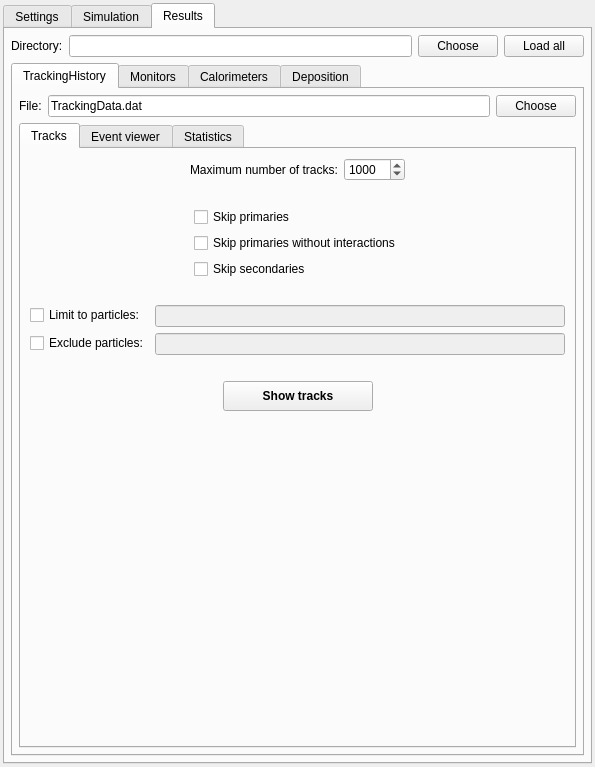
Above: ants3bundle/src/ants3/gui/particleSim/aparticlesimwin.ui from andrmor/ANTS3bundle before the change. Below: the same form after it.
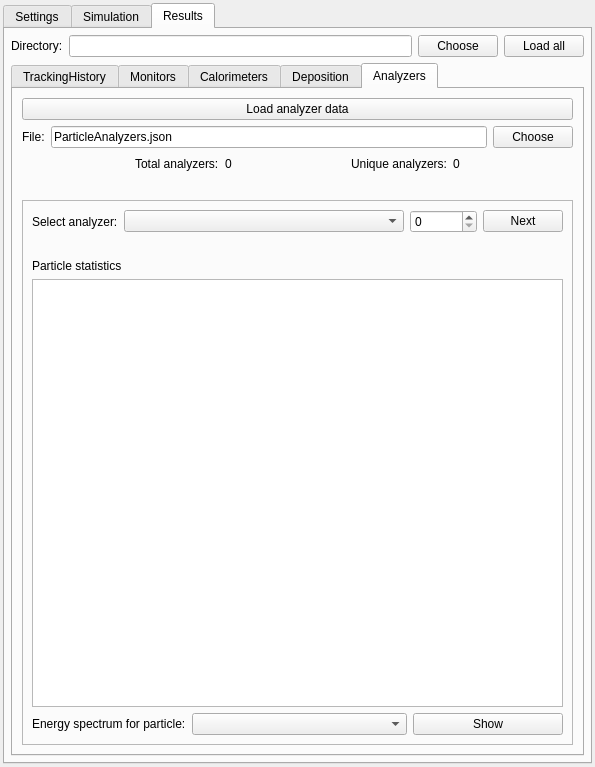
That is the form after the change. The open tabs and pages were chosen to show the change. Icons and pictures are not drawn.

The edit to the form file:
```diff
--- a/ants3bundle/src/ants3/gui/particleSim/aparticlesimwin.ui
+++ b/ants3bundle/src/ants3/gui/particleSim/aparticlesimwin.ui
@@ -1450,7 +1450,7 @@
         <item>
          <widget class="QTabWidget" name="twResults">
           <property name="currentIndex">
-           <number>0</number>
+           <number>4</number>
           </property>
           <widget class="QWidget" name="tabTrackingHistory">
            <attribute name="title">
@@ -5113,6 +5113,224 @@
             </item>
            </layout>
           </widget>
+          <widget class="QWidget" name="tab_5">
+           <attribute name="title">
+            <string>Analyzers</string>
+           </attribute>
+           <layout class="QVBoxLayout" name="verticalLayout_43">
+            <item>
+             <widget class="QPushButton" name="pbLoadAnalyzersData">
+              <property name="text">
+               <string>Load analyzer data</string>
+              </property>
+             </widget>
+            </item>
+            <item>
+             <layout class="QHBoxLayout" name="horizontalLayout_72">
+              <item>
+               <widget class="QLabel" name="label_31">
+                <property name="text">
+                 <string>File:</string>
+                </property>
+               </widget>
+              </item>
+              <item>
+               <widget class="QLineEdit" name="leAnalyzersFileName">
+                <property name="text">
+                 <string>ParticleAnalyzers.json</string>
+                </property>
+               </widget>
+              </item>
+              <item>
+               <widget class="QPushButton" name="pbChooseAnalyzersFile">
+                <property name="text">
+                 <string>Choose</string>
+                </property>
+               </widget>
+              </item>
+             </layout>
+            </item>
+            <item>
+             <layout class="QHBoxLayout" name="horizontalLayout_71">
+              <property name="topMargin">
+               <number>0</number>
+              </property>
+              <item>
+               <spacer name="horizontalSpacer_82">
+                <property name="orientation">
+                 <enum>Qt::Orientation::Horizontal</enum>
+                </property>
+                <property name="sizeHint" stdset="0">
+                 <size>
+                  <width>40</width>
+                  <height>20</height>
+                 </size>
+                </property>
+               </spacer>
+              </item>
+              <item>
+               <widget class="QLabel" name="label_56">
+                <property name="text">
+                 <string>Total analyzers:</string>
+                </property>
+               </widget>
+              </item>
+              <item>
+               <widget class="QLabel" name="labNumTotalAnalyzers">
+                <property name="text">
+                 <string>0</string>
+                </property>
+               </widget>
+              </item>
+              <item>
+               <spacer name="horizontalSpacer_83">
+                <property name="orientation">
+                 <enum>Qt::Orientation::Horizontal</enum>
+                </property>
+                <property name="sizeHint" stdset="0">
+                 <size>
+                  <width>40</width>
+                  <height>20</height>
+                 </size>
+                </property>
+               </spacer>
+              </item>
+              <item>
+               <widget class="QLabel" name="label_57">
+                <property name="text">
+                 <string>Unique analyzers:</string>
+                </property>
+               </widget>
+              </item>
+              <item>
+               <widget class="QLabel" name="labNumUniqueAnalyzers">
+                <property name="text">
+                 <string>0</string>
+                </property>
+               </widget>
+              </item>
+              <item>
+               <spacer name="horizontalSpacer_84">
+                <property name="orientation">
+                 <enum>Qt::Orientation::Horizontal</enum>
+                </property>
+                <property name="sizeHint" stdset="0">
+                 <size>
+                  <width>40</width>
+                  <height>20</height>
+                 </size>
+                </property>
+               </spacer>
+              </item>
+             </layout>
+            </item>
+            <item>
+             <widget class="QLabel" name="label_59">
+              <property name="text">
+               <string>  </string>
+              </property>
+             </widget>
+            </item>
+            <item>
+             <widget class="QFrame" name="frame_4">
+              <property name="frameShape">
+               <enum>QFrame::Shape::StyledPanel</enum>
+              </property>
+              <property name="frameShadow">
+               <enum>QFrame::Shadow::Raised</enum>
+              </property>
+              <layout class="QVBoxLayout" name="verticalLayout_40">
+               <item>
+                <layout class="QHBoxLayout" name="horizontalLayout_73">
+                 <item>
+                  <widget class="QLabel" name="label_58">
+                   <property name="text">
+                    <string>Select analyzer:</string>
+                   </property>
+                  </widget>
+                 </item>
+                 <item>
+                  <widget class="QComboBox" name="cobAnalyzer">
+                   <property name="sizePolicy">
+                    <sizepolicy hsizetype="MinimumExpanding" vsizetype="Fixed">
+                     <horstretch>0</horstretch>
+                     <verstretch>0</verstretch>
+                    </sizepolicy>
+                   </property>
+                  </widget>
+                 </item>
+                 <item>
+                  <widget class="QSpinBox" name="sbAnalyzerUnqiueIndex">
+                   <property name="maximum">
+                    <number>100000</number>
+                   </property>
+                  </widget>
+                 </item>
+                 <item>
+                  <widget class="QPushButton" name="pbNextAnalyzer">
+                   <property name="text">
+                    <string>Next</string>
+                   </property>
+                  </widget>
+                 </item>
+                </layout>
+               </item>
+               <item>
+                <widget class="QLabel" name="label_60">
+                 <property name="text">
+                  <string>  </string>
+                 </property>
+                </widget>
+               </item>
+               <item>
+                <widget class="QLabel" name="label_11">
+                 <property name="text">
+                  <string>Particle statistics</string>
+                 </property>
+                </widget>
+               </item>
+               <item>
+                <widget class="QPlainTextEdit" name="pteAnalyzer"/>
+               </item>
+               <item>
+                <layout class="QHBoxLayout" name="horizontalLayout_33">
+                 <item>
+                  <widget class="QLabel" name="label_34">
+                   <property name="text">
+                    <string>Energy spectrum for particle:</string>
+                   </property>
+                  </widget>
+                 </item>
+                 <item>
+                  <widget class="QComboBox" name="cobAnalyzerParticle">
+                   <property name="sizePolicy">
+                    <sizepolicy hsizetype="MinimumExpanding" vsizetype="Fixed">
+                     <horstretch>0</horstretch>
+                     <verstretch>0</verstretch>
+                    </sizepolicy>
+                   </property>
+                  </widget>
+                 </item>
+                 <item>
+                  <widget class="QPushButton" name="pbAnalyzerShowEnergySpectrum">
+                   <property name="minimumSize">
+                    <size>
+                     <width>150</width>
+                     <height>0</height>
+                    </size>
+                   </property>
+                   <property name="text">
+                    <string>Show</string>
+                   </property>
+                  </widget>
+                 </item>
+                </layout>
+               </item>
+              </layout>
+             </widget>
+            </item>
+           </layout>
+          </widget>
          </widget>
         </item>
        </layout>
```
Left out of the diff: 2 changed lines with no effect on the pictures.
